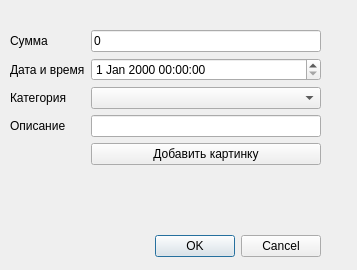
Old version of the form AddTransactionWidget.ui in the repository stepa323/ExpenceTracker.
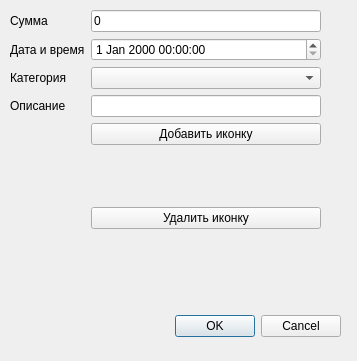
New version of the form.

```diff
--- a/AddTransactionWidget.ui
+++ b/AddTransactionWidget.ui
@@ -7,7 +7,7 @@
     <x>0</x>
     <y>0</y>
     <width>357</width>
-    <height>270</height>
+    <height>361</height>
    </rect>
   </property>
   <property name="windowTitle">
@@ -16,8 +16,8 @@
   <widget class="QDialogButtonBox" name="buttonBox">
    <property name="geometry">
     <rect>
-     <x>-50</x>
-     <y>230</y>
+     <x>-30</x>
+     <y>310</y>
      <width>371</width>
      <height>32</height>
     </rect>
@@ -33,14 +33,14 @@
    <property name="geometry">
     <rect>
      <x>10</x>
-     <y>30</y>
+     <y>10</y>
      <width>311</width>
-     <height>181</height>
+     <height>261</height>
     </rect>
    </property>
    <layout class="QFormLayout" name="formLayout">
     <item row="0" column="0">
-     <widget class="QLabel" name="label">
+     <widget class="QLabel" name="label_3">
       <property name="text">
        <string>Сумма</string>
       </property>
@@ -54,7 +54,7 @@
      </widget>
     </item>
     <item row="1" column="0">
-     <widget class="QLabel" name="label_2">
+     <widget class="QLabel" name="label_4">
       <property name="text">
        <string>Дата и время</string>
       </property>
@@ -63,40 +63,53 @@
     <item row="1" column="1">
      <widget class="QDateTimeEdit" name="dateTimeEdit"/>
     </item>
-    <item row="2" column="0">
-     <widget class="QLabel" name="label_3">
-      <property name="text">
-       <string>Категория</string>
-      </property>
-     </widget>
-    </item>
     <item row="2" column="1">
      <widget class="QComboBox" name="comboBox"/>
     </item>
-    <item row="3" column="0">
-     <widget class="QLabel" name="label_4">
-      <property name="text">
-       <string>Описание</string>
-      </property>
-     </widget>
-    </item>
     <item row="3" column="1">
      <widget class="QLineEdit" name="description"/>
     </item>
     <item row="4" column="1">
      <widget class="QPushButton" name="addImage">
       <property name="text">
-       <string>Добавить картинку</string>
+       <string>Добавить иконку</string>
       </property>
      </widget>
     </item>
     <item row="5" column="1">
      <widget class="QLabel" name="image_loaded">
+      <property name="minimumSize">
+       <size>
+        <width>50</width>
+        <height>50</height>
+       </size>
+      </property>
       <property name="text">
        <string/>
       </property>
      </widget>
     </item>
+    <item row="2" column="0">
+     <widget class="QLabel" name="label_5">
+      <property name="text">
+       <string>Категория</string>
+      </property>
+     </widget>
+    </item>
+    <item row="3" column="0">
+     <widget class="QLabel" name="label_6">
+      <property name="text">
+       <string>Описание</string>
+      </property>
+     </widget>
+    </item>
+    <item row="6" column="1">
+     <widget class="QPushButton" name="deleteImg">
+      <property name="text">
+       <string>Удалить иконку</string>
+      </property>
+     </widget>
+    </item>
    </layout>
   </widget>
  </widget>
```
Left out of the diff: 2 changed lines with no effect on the pictures.
